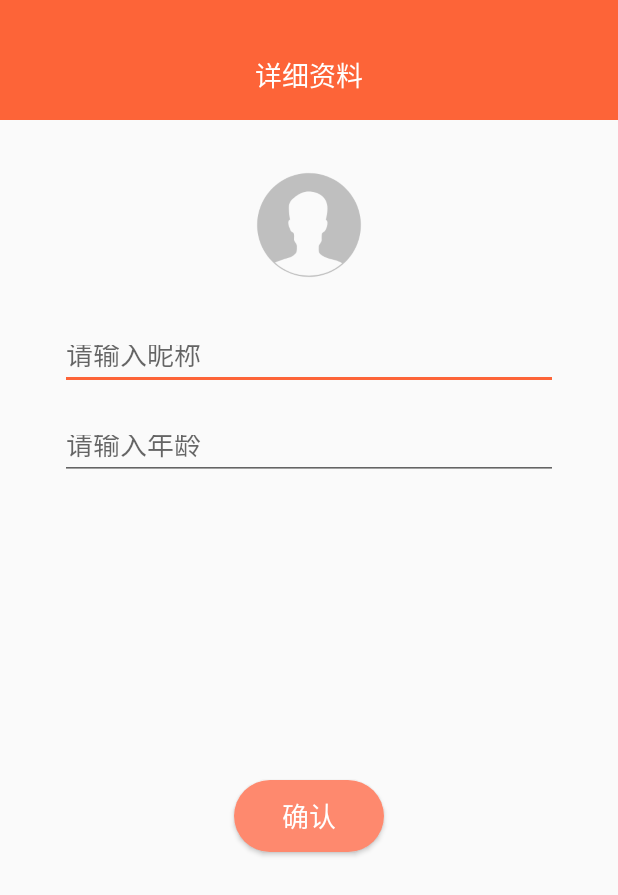
After one commit to emmm-m/Torch, an Android app: the CompleteActivity screen opened directly, with no data from a screen before it, on a phone screen of 412 x 824 dp. The commit adds this screen. Shown: the top 895 px of the screen. Run offline under Robolectric (Android 15) with nearby library versions, the light colour scheme and no system bars; our stand-ins replace CircleImageView; libraries missing offline, so code that uses them is left out: com.avos.avoscloud, com.zhihu.matisse.

Commit message:
完善资料

```diff
--- a/app/build.gradle
+++ b/app/build.gradle
@@ -46,6 +46,7 @@ dependencies {
     implementation 'com.github.bumptech.glide:glide:4.7.1'
     implementation 'de.hdodenhof:circleimageview:2.2.0'
     implementation 'com.jude:rollviewpager:1.4.6'
+    implementation 'com.zhihu.android:matisse:0.4.3'
     // LeanCloud 基础包
     implementation('cn.leancloud.android:avoscloud-sdk:v4.6.4')
     // 推送与实时聊天需要的包
--- a/app/src/main/java/com/bucai/torch/util/Apis.kt
+++ b/app/src/main/java/com/bucai/torch/util/Apis.kt
@@ -6,6 +6,6 @@ package com.bucai.torch.util
  *   enjoy it !!
  */
 object Apis {
-    val LeanCloudId = "umvcn1HdHuI4NXRHhL21nREX-gzGzoHsz"
-    val LeanCloudKey = "9UpFgVnnaBAXrbPf86TSb6BX"
+    const val LeanCloudId = "umvcn1HdHuI4NXRHhL21nREX-gzGzoHsz"
+    const val LeanCloudKey = "9UpFgVnnaBAXrbPf86TSb6BX"
 }
--- a/app/src/main/java/com/bucai/torch/util/LogUtil.java
+++ b/app/src/main/java/com/bucai/torch/util/LogUtil.java
@@ -9,6 +9,7 @@ public class LogUtil {
 
     private final static boolean openLog = true;
     private final static String TAG = "LogUtil";
+
 
     public static void e(String msg) {
         e(TAG, msg);
--- a/app/src/main/java/com/bucai/torch/util/model/IUserModel.java
+++ b/app/src/main/java/com/bucai/torch/util/model/IUserModel.java
@@ -13,6 +13,7 @@ public interface IUserModel {
     void getCode(String phone, UserModel.UserListener listener);
     void signUpWithPhone(String phone, String code, String password, UserModel.UserListener listener);
     void setIcon(String icon);
+    void setInfo(String nickname, int age, Bitmap header, UserModel.UserListener listener);
     void setReadme(String readme);
     Bitmap getIcon(String username);
     String getPhoneNumber(String username);
--- a/app/src/main/java/com/bucai/torch/view/base/BaseActivity.kt
+++ b/app/src/main/java/com/bucai/torch/view/base/BaseActivity.kt
@@ -8,6 +8,7 @@ import android.support.v7.app.AppCompatActivity
 import android.view.View
 import android.view.WindowManager
 import android.widget.Toast
+import com.bucai.torch.util.LogUtil
 
 abstract class BaseActivity : AppCompatActivity(), IBaseActivity {
 
@@ -56,4 +57,8 @@ abstract class BaseActivity : AppCompatActivity(), IBaseActivity {
     //用于做数据或其他初始化的方法
     protected abstract fun initData()
 
+    fun log(str: String) {
+        LogUtil.d(this.toString() + "Test", str)
+    }
+
 }
--- a/app/src/main/java/com/bucai/torch/view/login/LoginFragment.kt
+++ b/app/src/main/java/com/bucai/torch/view/login/LoginFragment.kt
@@ -40,7 +40,7 @@ class LoginFragment : Fragment() {
 
     private fun setLogin() {
         btn_login.setOnClickListener {
-            if (edit_phone_login.text.length != 11 || edit_password_login.text == null) {
+            if (edit_phone_login.text.length != 11 || edit_password_login.text.toString() == "") {
                 toast("请输入合法的手机号和密码")
                 return@setOnClickListener
             }
--- /dev/null
+++ b/app/src/main/res/layout/activity_complete.xml
@@ -0,0 +1,64 @@
+<?xml version="1.0" encoding="utf-8"?>
+<LinearLayout
+    xmlns:android="http://schemas.android.com/apk/res/android"
+    xmlns:app="http://schemas.android.com/apk/res-auto"
+    xmlns:tools="http://schemas.android.com/tools"
+    android:layout_width="match_parent"
+    android:layout_height="match_parent"
+    android:orientation="vertical"
+    tools:context=".view.CompleteActivity">
+
+
+
+    <TextView
+        android:layout_width="match_parent"
+        android:layout_height="80dp"
+        android:paddingTop="20dp"
+        android:background="@color/orange"
+        android:textColor="@color/white"
+        android:text="详细资料"
+        android:gravity="center"
+        android:textSize="@dimen/app_text_size_large"/>
+
+    <de.hdodenhof.circleimageview.CircleImageView
+        android:id="@+id/header_complete"
+        android:layout_width="80dp"
+        android:layout_height="80dp"
+        android:layout_marginTop="30dp"
+        android:src="@drawable/ic_header_default"
+        android:scaleType="centerCrop"
+        android:layout_gravity="center_horizontal"/>
+
+    <EditText
+        android:id="@+id/edit_nickname"
+        android:hint="请输入昵称"
+        android:layout_marginTop="30dp"
+        android:layout_marginLeft="40dp"
+        android:layout_marginRight="40dp"
+        android:layout_width="match_parent"
+        android:layout_height="40dp"/>
+
+    <EditText
+        android:id="@+id/edit_age"
+        android:hint="请输入年龄"
+        android:layout_marginTop="20dp"
+        android:layout_marginLeft="40dp"
+        android:inputType="number"
+        android:maxLength="3"
+        android:layout_marginRight="40dp"
+        android:layout_width="match_parent"
+        android:layout_height="40dp"/>
+
+    <Button
+        android:text="确认"
+        android:textSize="@dimen/app_text_size_large"
+        android:textColor="@color/white"
+        android:layout_width="100dp"
+        android:layout_height="wrap_content"
+        android:id="@+id/btn_confirm"
+        android:background="@drawable/bt_measure"
+        android:layout_gravity="center_horizontal"
+        android:layout_marginTop="200dp"/>
+
+
+</LinearLayout>
```
Also changed, not shown: app/src/main/AndroidManifest.xml (+11 -9 lines), app/src/main/java/com/bucai/torch/util/MyGlideEngine.java (added, +80 -0 lines), app/src/main/java/com/bucai/torch/util/model/UserModel.java (+30 -1 lines), app/src/main/java/com/bucai/torch/view/CompleteActivity.kt (added, +109 -0 lines), app/src/main/java/com/bucai/torch/view/login/SignFragment.kt (+11 -4 lines), app/src/main/java/com/bucai/torch/view/main/MainActivity.kt (+8 -0 lines), app/src/main/res/drawable/ic_error.png (added), app/src/main/res/drawable/ic_header_default.png (added).
